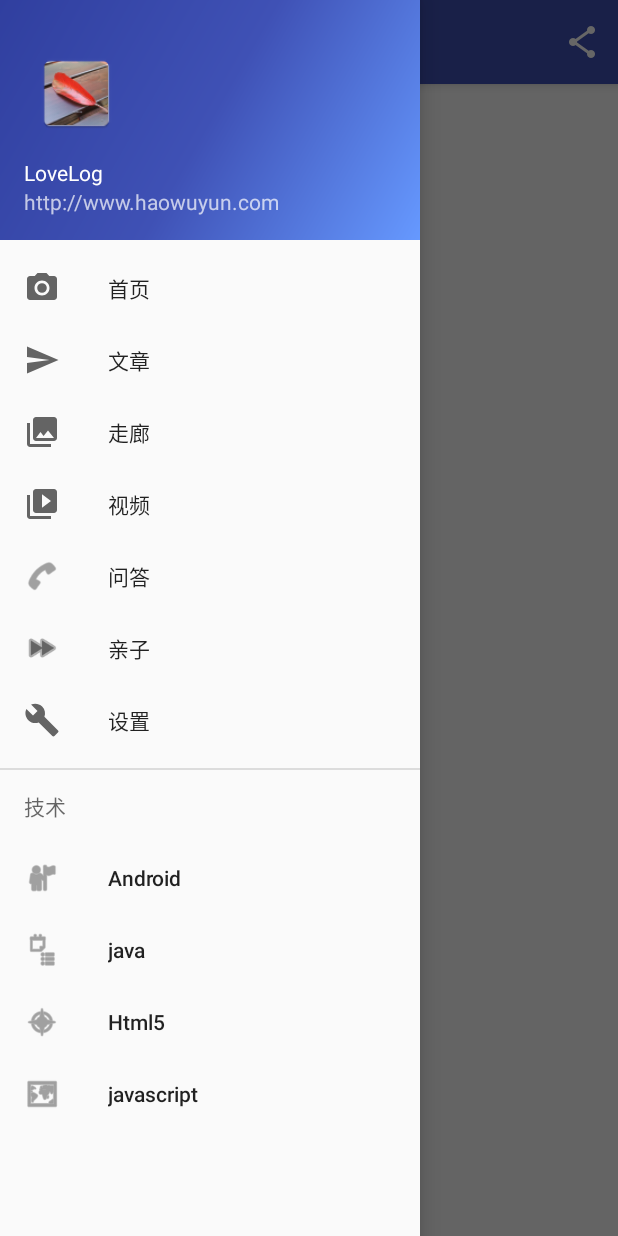
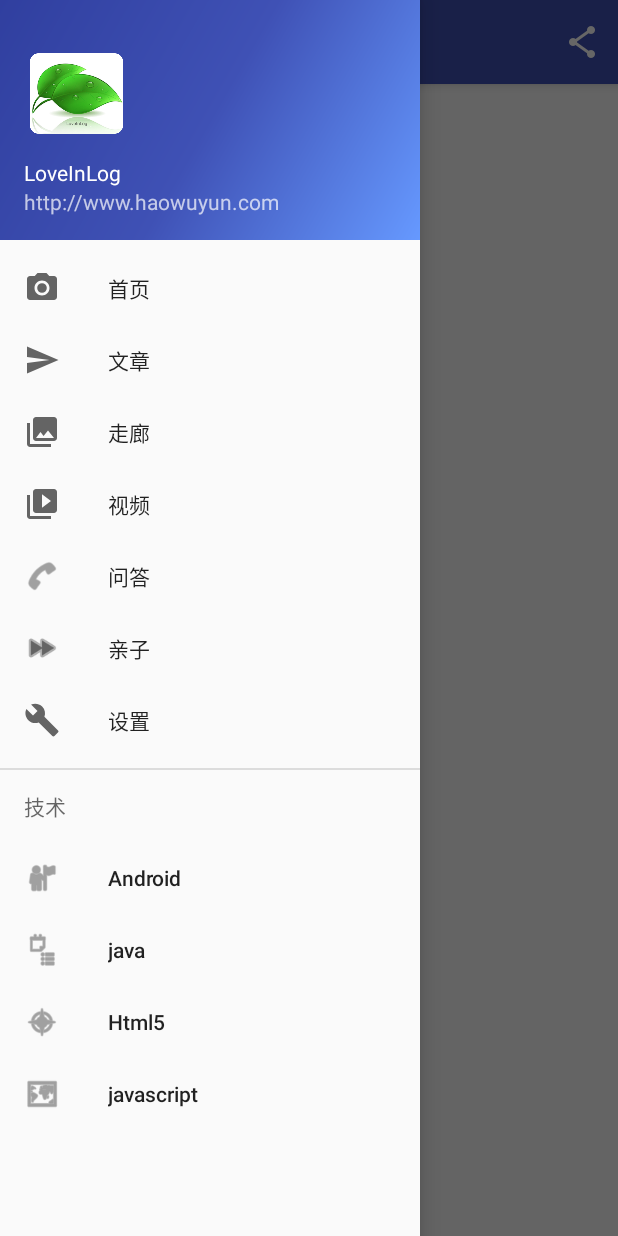
Before and after one commit to CooperWen/NirvanaFrameWork_Android, an Android app: the screen it shows after launch (Splash), with the side drawer open, on a phone screen of 412 x 824 dp. Run offline under Robolectric (Android 15) with nearby library versions, the phone set to English and light mode, and no system bars; 1 statement that could not run was skipped.

Commit message:
添加微信分享;修改Logo图标

```diff
--- a/app/src/main/java/com/nirvana/code/NivanaApplication.java
+++ b/app/src/main/java/com/nirvana/code/NivanaApplication.java
@@ -27,7 +27,7 @@ public class NivanaApplication extends Application implements Thread.UncaughtExc
     }
     //各个平台的配置，建议放在全局Application或者程序入口
     {
-        PlatformConfig.setWeixin("wx967daebe835fbeac", "5bb696d9ccd75a38c8a0bfe0675559b3");
+        PlatformConfig.setWeixin("wx1ad4e33fd06e3224", "f3cc055488ccef494143b4f71b266dcf");
         PlatformConfig.setQQZone("1105908768", "v4zcQAwcjOYFZEON");
         //微信 wx12342956d1cab4f9,a5ae111de7d9ea137e88a5e02c07c94d
         //豆瓣RENREN平台目前只能在服务器端配置
--- a/app/src/main/java/com/nirvana/code/Splash.java
+++ b/app/src/main/java/com/nirvana/code/Splash.java
@@ -309,17 +309,17 @@ public class Splash extends AppCompatActivity
     }
     private void initMedia(){
         imageurl = new UMImage(this,Defaultcontent.imageurl);
-        imageurl.setThumb(new UMImage(this, "http://www.haowuyun.com/assets/images/haowuicon.png"));
-        imagelocal = new UMImage(this,"http://www.haowuyun.com/assets/images/haowuicon.png");
-        imagelocal.setThumb(new UMImage(this, "http://www.haowuyun.com/assets/images/haowuicon.png"));
+        imageurl.setThumb(new UMImage(this, "http://www.haowuyun.com/pics/haowuicon.png"));
+        imagelocal = new UMImage(this,"http://www.haowuyun.com/pics/haowuicon.png");
+        imagelocal.setThumb(new UMImage(this, "http://www.haowuyun.com/pics/haowuicon.png"));
 
         music = new UMusic(Defaultcontent.musicurl);
         video = new UMVideo(Defaultcontent.videourl);
         music.setTitle("This is music title");
-        music.setThumb(new UMImage(this, "http://www.haowuyun.com/assets/images/haowuicon.png"));
+        music.setThumb(new UMImage(this, "http://www.haowuyun.com/pics/haowuicon.png"));
         music.setDescription("my description");
         //init video
-        video.setThumb(new UMImage(this,"http://www.haowuyun.com/assets/images/haowuicon.png"));
+        video.setThumb(new UMImage(this,"http://www.haowuyun.com/pics/haowuicon.png"));
         video.setTitle("This is video title");
         video.setDescription("my description");
         emoji = new UMEmoji(this,"http://img5.imgtn.bdimg.com/it/u=2749190246,3857616763&fm=21&gp=0.jpg");
@@ -506,8 +506,11 @@ public class Splash extends AppCompatActivity
                     .setShareboardclickCallback(new ShareBoardlistener() {
                         @Override
                         public void onclick(SnsPlatform snsPlatform, SHARE_MEDIA share_media) {
-                            if (share_media==SHARE_MEDIA.QZONE){
+                            if (share_media==SHARE_MEDIA.QZONE || share_media==SHARE_MEDIA.WEIXIN_CIRCLE){
                                 mShareAction.withMedia(imagelocal);
+                                if (share_media==SHARE_MEDIA.WEIXIN_CIRCLE){
+                                    mShareAction.withTitle(webView.getTitle());
+                                }
 
                             }
                             mShareAction.setPlatform(share_media);
--- a/app/src/main/res/layout/nav_header_splash.xml
+++ b/app/src/main/res/layout/nav_header_splash.xml
@@ -22,7 +22,7 @@
         android:layout_width="match_parent"
         android:layout_height="wrap_content"
         android:paddingTop="@dimen/nav_header_vertical_spacing"
-        android:text="LoveLog"
+        android:text="LoveInLog"
         android:textAppearance="@style/TextAppearance.AppCompat.Body1" />
 
     <TextView
```
Also changed, not shown: app/src/main/res/mipmap-hdpi/ic_launcher.png, app/src/main/res/mipmap-mdpi/ic_launcher.png, app/src/main/res/mipmap-xhdpi/ic_launcher.png, app/src/main/res/mipmap-xxhdpi/ic_launcher.png, app/src/main/res/mipmap-xxxhdpi/ic_launcher.png.
